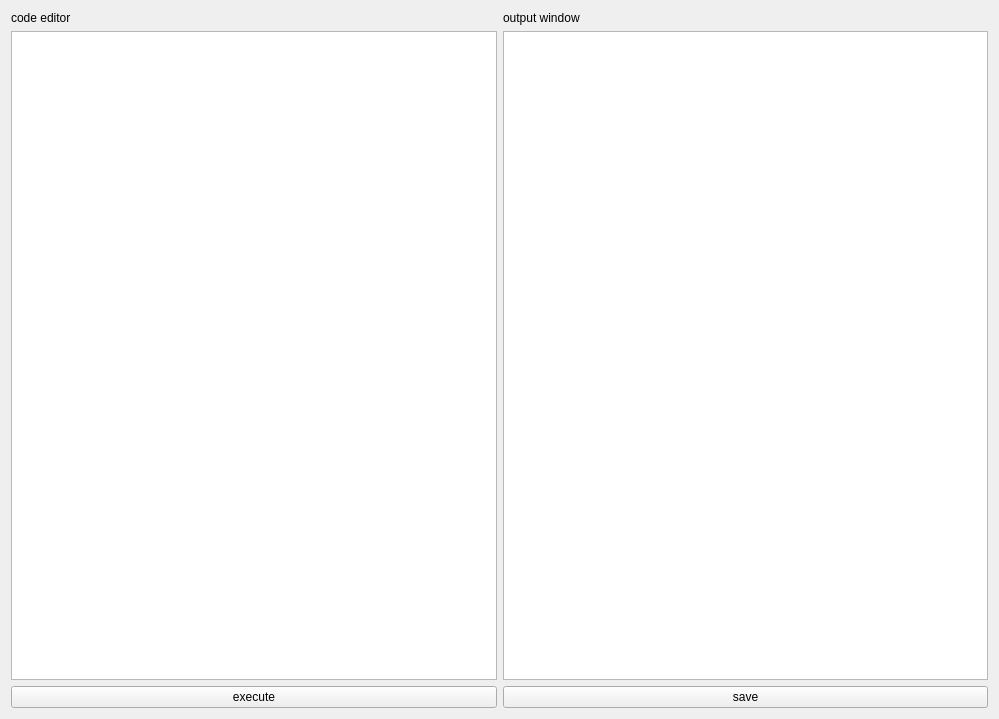
Before: the Qt Designer form DirectX11Test/pythonCodeEditWindow.ui in LobeliaSnow/PyQt5-Tool-Create, drawn with Qt 5.
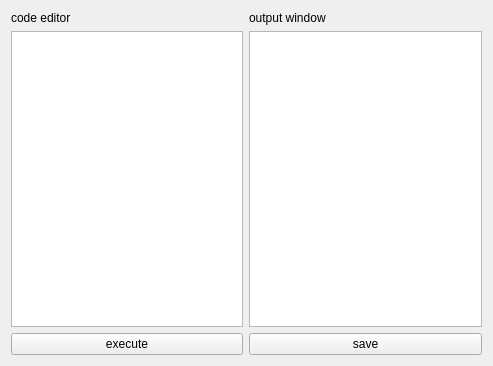
After: the same form once the commit is applied.

```diff
--- a/DirectX11Test/pythonCodeEditWindow.ui
+++ b/DirectX11Test/pythonCodeEditWindow.ui
@@ -6,8 +6,8 @@
    <rect>
     <x>0</x>
     <y>0</y>
-    <width>999</width>
-    <height>719</height>
+    <width>493</width>
+    <height>366</height>
    </rect>
   </property>
   <property name="windowTitle">
```
